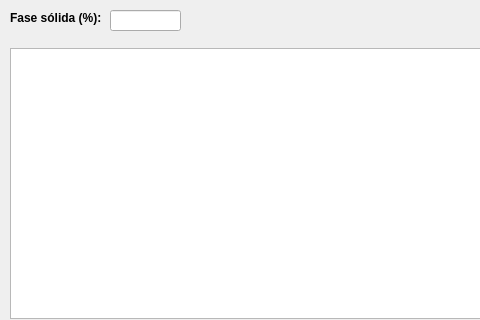
Above: forms/adicaoSistematizadaDePrismas.ui from lucassimao/Simulacao-Estereologica before the change; both pictures show x 0 to 480 and y 0 to 320 of the 702 by 424 pixel window. Below: the same form after it.
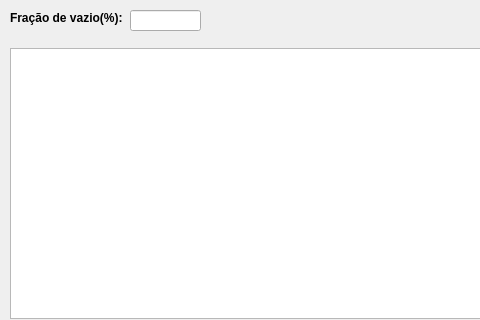
That is the form after the change. Icons and pictures are not drawn.

```diff
--- a/forms/adicaoSistematizadaDePrismas.ui
+++ b/forms/adicaoSistematizadaDePrismas.ui
@@ -21,7 +21,7 @@
     <rect>
      <x>10</x>
      <y>10</y>
-     <width>91</width>
+     <width>121</width>
      <height>16</height>
     </rect>
    </property>
@@ -32,13 +32,13 @@
     </font>
    </property>
    <property name="text">
-    <string>Fase sólida (%):</string>
+    <string>Fração de vazio(%):</string>
    </property>
   </widget>
   <widget class="QLineEdit" name="textFaseSolida">
    <property name="geometry">
     <rect>
-     <x>110</x>
+     <x>130</x>
      <y>10</y>
      <width>71</width>
      <height>21</height>
```
Left out of the diff: 6 changed lines with no effect on the pictures.
